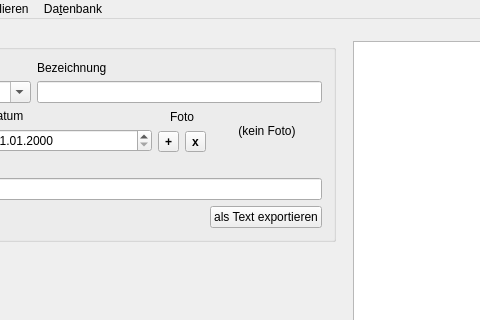
Before: the Qt Designer form tailors_assistant/mainwindow.ui in flauschzelle/tailors-assistant, drawn with Qt 5; both pictures show x 207 to 687 and y 0 to 320 of the 1092 by 668 pixel window.
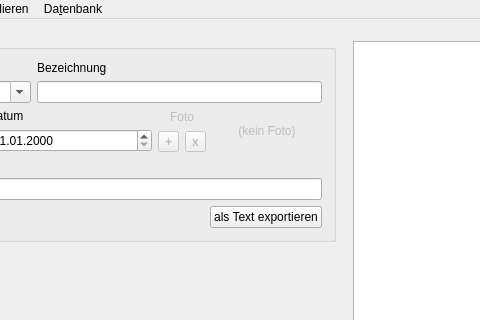
After: the same form once the commit is applied.

Commit message: added functionality to create a new workpiece when activated via the menu and save the current workpiece to the database before creating the new one

```diff
--- a/tailors_assistant/mainwindow.ui
+++ b/tailors_assistant/mainwindow.ui
@@ -174,6 +174,9 @@
              </item>
              <item>
               <widget class="QWidget" name="pictureWidget" native="true">
+               <property name="enabled">
+                <bool>false</bool>
+               </property>
                <layout class="QHBoxLayout" name="horizontalLayout_7">
                 <property name="leftMargin">
                  <number>0</number>
```
Left out of the diff: 4 changed lines with no effect on the pictures. The commit also changes 2 other files.
